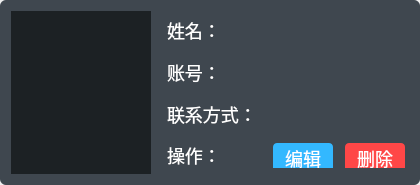
Above: client/src/workarea/usermanager/usercard.ui from zhuzongdong123/ProcessingSoftware before the change. Below: the same form after it.
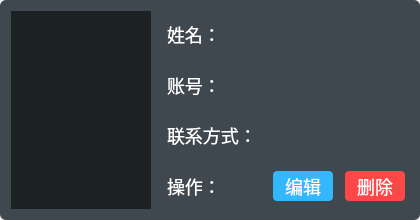
That is the form after the change. Icons and pictures are not drawn.

Diff of the .ui file:
```diff
--- a/client/src/workarea/usermanager/usercard.ui
+++ b/client/src/workarea/usermanager/usercard.ui
@@ -7,19 +7,19 @@
     <x>0</x>
     <y>0</y>
     <width>420</width>
-    <height>185</height>
+    <height>220</height>
    </rect>
   </property>
   <property name="minimumSize">
    <size>
     <width>420</width>
-    <height>185</height>
+    <height>220</height>
    </size>
   </property>
   <property name="maximumSize">
    <size>
-    <width>420</width>
-    <height>185</height>
+    <width>422</width>
+    <height>220</height>
    </size>
   </property>
   <property name="windowTitle">
```
